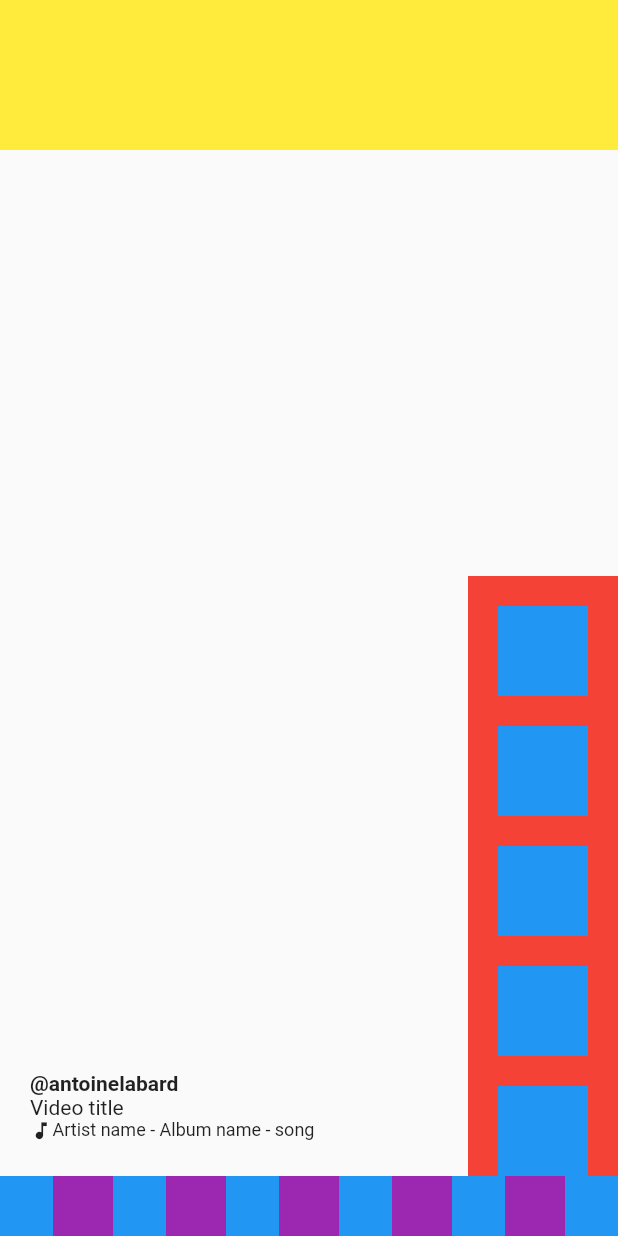
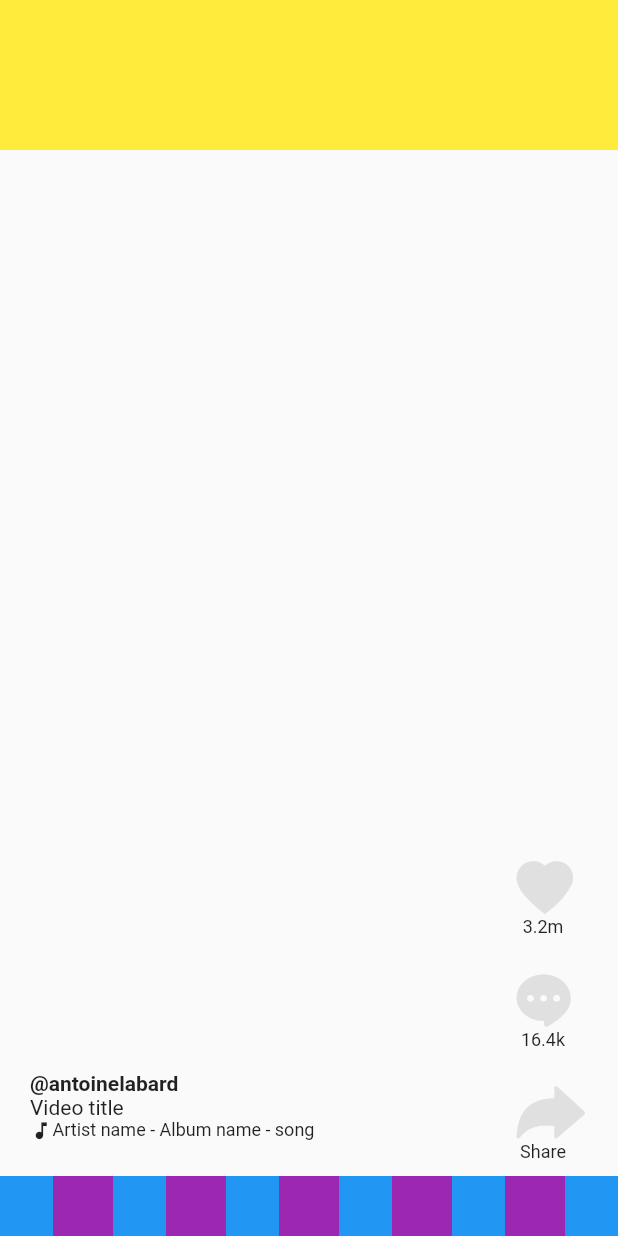
Before and after one commit to antoinelabard/flutter-tiktok-ui, a Flutter app: the screen it shows after launch, on a phone screen of 412 x 824 dp. Run offline on Flutter 3.47's test engine with Material 2 defaults, Android fonts, the phone set to English and light mode, and no system bars.

Commit message:
Implemented ActionToolbar.dart

```diff
--- a/lib/ActionToolbar.dart
+++ b/lib/ActionToolbar.dart
@@ -1,22 +1,39 @@
 import 'package:flutter/material.dart';
+import 'package:tik_tok_ui/tik_tok_icons_icons.dart';
 
 class ActionToolbar extends StatelessWidget {
   @override
   Widget build(BuildContext context) {
     return Container(
       width: 100.0,
-      color: Colors.red,
+      // color: Colors.red,
       child: Column(
         mainAxisSize: MainAxisSize.min,
-        children: List.generate(
-            5,
-            (index) => Container(
-                  width: 60,
-                  height: 60,
-                  color: Colors.blue,
-                  margin: EdgeInsets.only(top: 20),
-                )),
+        children: [
+          _getSocialAction(iconData: TikTokIcons.heart, title: '3.2m'),
+          _getSocialAction(iconData: TikTokIcons.chat_bubble, title: '16.4k'),
+          _getSocialAction(iconData: TikTokIcons.reply, title: 'Share'),
+        ]
       ),
     );
   }
+  _getSocialAction({String title, IconData iconData}) => Container(
+    margin: EdgeInsets.only(top: 15),
+    width: 60,
+    height: 60,
+    child: Column(
+      children: [
+        Icon(
+          iconData,
+          size: 35,
+          color: Colors.grey[300],
+        ),
+        Padding(padding: EdgeInsets.only(top: 2),
+          child: Text(
+            title,
+            style: TextStyle(fontSize: 12),
+          ),)
+      ],
+    ),
+  );
 }
```
